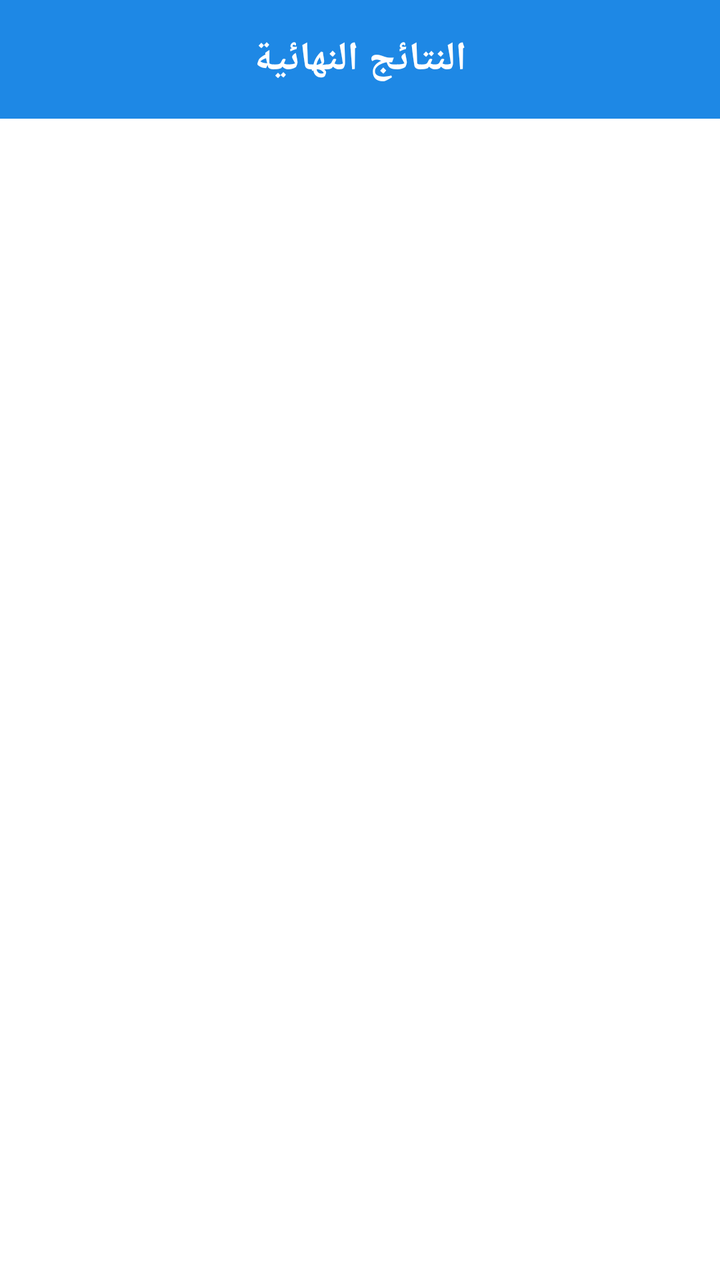
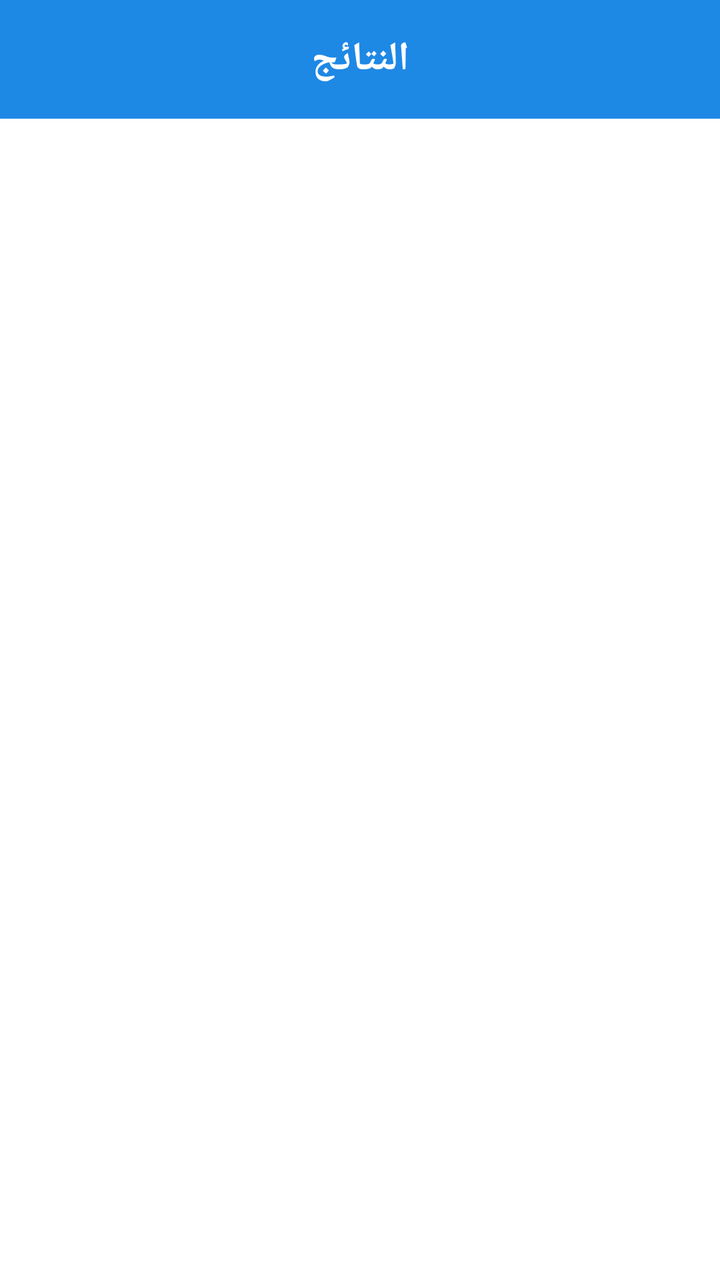

An Android layout rendered at two revisions. The XML below is the earlier revision; the diff shows what the commit changed to produce the second picture.
<!-- AndroidManifest.xml: application theme Theme.LoadFlowApp -->
<!-- res/layout/activity_results.xml -->
<?xml version="1.0" encoding="utf-8"?>
<LinearLayout xmlns:android="http://schemas.android.com/apk/res/android"
    android:layout_width="match_parent"
    android:layout_height="match_parent"
    android:orientation="vertical"
    android:background="@color/backgroundColor">
    
    <TextView
        android:layout_width="match_parent"
        android:layout_height="wrap_content"
        android:text="النتائج النهائية"
        android:textSize="20sp"
        android:textStyle="bold"
        android:textColor="#FFFFFF"
        android:background="@color/primaryColor"
        android:padding="16dp"
        android:gravity="center"/>

    <ScrollView
        android:layout_width="match_parent"
        android:layout_height="match_parent"
        android:padding="16dp">
        <LinearLayout
            android:id="@+id/results_container"
            android:layout_width="match_parent"
            android:layout_height="wrap_content"
            android:orientation="vertical"/>
    </ScrollView>
</LinearLayout>
<!-- resources referenced by this layout -->
<resources>
  <color name="backgroundColor">#FFFFFF</color>
  <color name="primaryColor">#1E88E5</color>
  <style name="Theme.LoadFlowApp" parent="Theme.MaterialComponents.Light.NoActionBar">
          <item name="colorPrimary">@color/primaryColor</item>
          <item name="colorPrimaryDark">@color/primaryDarkColor</item>
          <item name="colorAccent">@color/secondaryColor</item>
          <item name="android:statusBarColor">@color/primaryDarkColor</item>
          <item name="android:textColor">@color/textColorPrimary</item>
      </style>
  <color name="primaryDarkColor">#1565C0</color>
  <color name="secondaryColor">#FFB300</color>
  <color name="textColorPrimary">#000000</color>
</resources>

<!-- the commit's change to res/layout/activity_results.xml (unified diff, before → after) -->
@@ -8,7 +8,7 @@
     <TextView
         android:layout_width="match_parent"
         android:layout_height="wrap_content"
-        android:text="النتائج النهائية"
+        android:text="النتائج"
         android:textSize="20sp"
         android:textStyle="bold"
         android:textColor="#FFFFFF"
